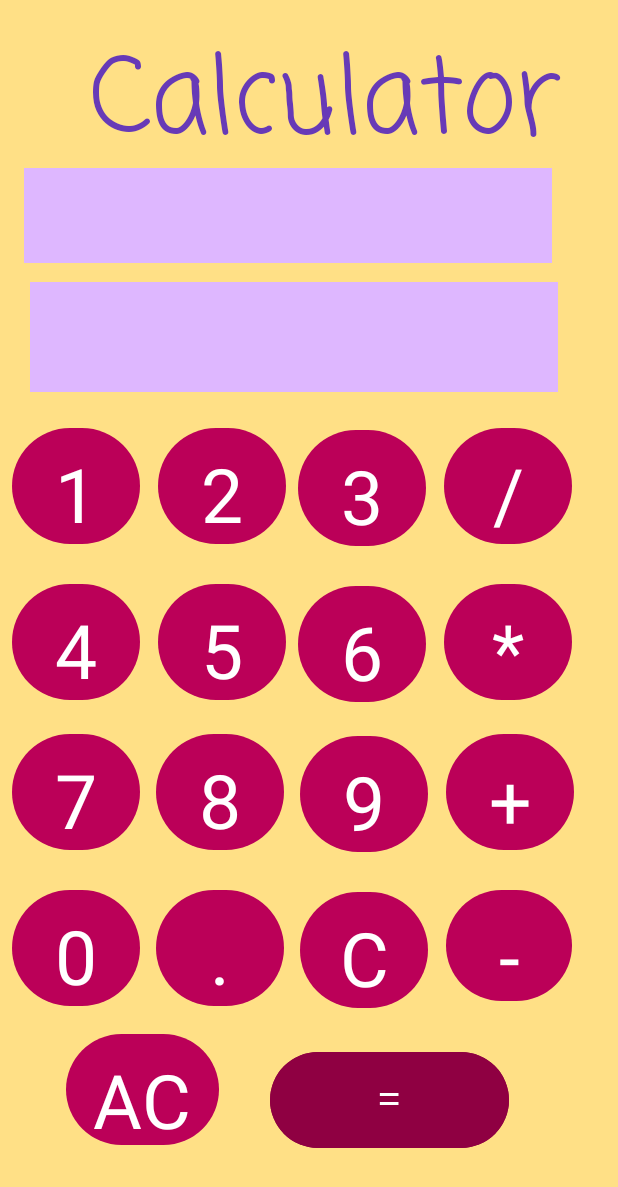
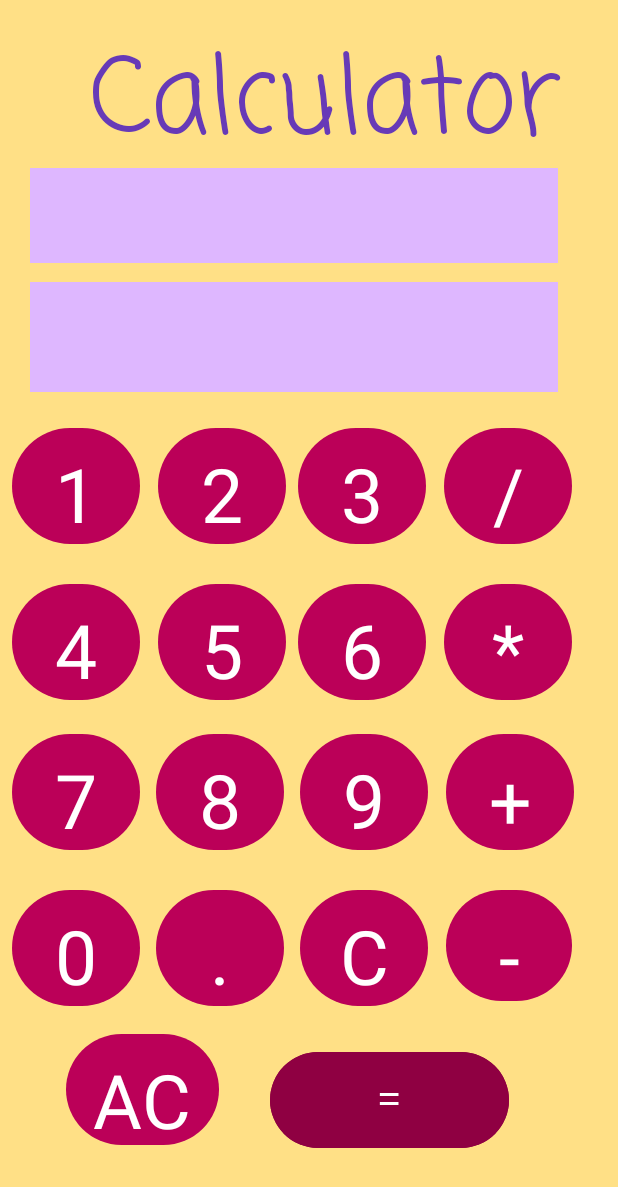
Before and after one commit to Nnethra13/CalculatorAppNattami, an Android app: the screen it shows after launch (MainActivity), on a phone screen of 412 x 824 dp. Shown: the top 1187 px of the screen. Run offline under Robolectric (Android 15) with nearby library versions, the phone set to English and light mode, and no system bars; Roboto replaces fonts that are not available here.

Commit message:
added all comments not added before

```diff
--- a/app/src/main/java/com/example/calculatorappnattami/MainActivity.java
+++ b/app/src/main/java/com/example/calculatorappnattami/MainActivity.java
@@ -13,13 +13,20 @@ import android.widget.TextView;
 
 public class MainActivity extends AppCompatActivity implements View.OnClickListener{
 
-    private TextView inputTV, resultTV;
+
+    // TextView variables
+
+    TextView inputTV, resultTV;
+
+    // private instance variables to save values taken from the user input then set equal to the answer also and displayed
     private String input = " ";
     private String output;
 
-    private Button button0, button1, button2, button3, button4, button5, button6, button7, button8, button9;
-    private Button addButton, subtractButton, multiplyButton, divideButton;
-    private Button clearButton, allClearButton, enterButton, decimalButton;
+
+    // all button variables
+    Button button0, button1, button2, button3, button4, button5, button6, button7, button8, button9;
+    Button addButton, subtractButton, multiplyButton, divideButton;
+    Button clearButton, allClearButton, enterButton, decimalButton;
 
     int numInput;
 
@@ -28,6 +35,7 @@ public class MainActivity extends AppCompatActivity implements View.OnClickListe
     protected void onCreate(Bundle savedInstanceState) {
         super.onCreate(savedInstanceState);
         setContentView(R.layout.activity_main);
+        // process everything in the onCreate by referring to the View being used in the app
         inputTV = findViewById(R.id.inputTextView);
         resultTV = findViewById(R.id.resultTextView);
         enterButton = findViewById(R.id.enterButton);
@@ -52,66 +60,104 @@ public class MainActivity extends AppCompatActivity implements View.OnClickListe
     }
 
 
-
+    // user can only use the buttons to calculate and not a keyboard as it is a textView not editText
+    /**
+     * the onClick method is called for each of the buttons and depending on the button,
+     * whatever the button does is implemented here - whether its to do a mathematical operation,
+     * clear the box, or get the answer (when hitting equals).
+     * @param v takes in the button that is clicked
+     */
     @Override
     public void onClick(View v){
         Button button = (Button) v;
+        // getting what button it is by getting the text on the button
         String buttonText = button.getText().toString();
 
+        // clear button
         if(buttonText.equals("C")){
             inputTV.setText("");
             input = "";
             output = "";
         }
+
+        // all clear button (clears the box above with the prior equation as well)
         else if(buttonText.equals("AC")){
             inputTV.setText("");
             resultTV.setText("");
             input = "";
             output = "";
         }
+
+        // equals button calls solve()
         else if(buttonText.equals("=")){
             solve();
         }
+
+        // addition button calls solve()
         else if(buttonText.equals("+")){
             solve();
             input+=" + ";
         }
+
+        // subtract button calls solve()
         else if(buttonText.equals("-")){
             solve();
             input+=" - ";
         }
+
+        // multiplication button calls solve()
         else if(buttonText.equals("*")){
             solve();
             input+=" * ";
         }
+
+        // division button calls solve()
         else if(buttonText.equals("/")){
             solve();
             input+=" / ";
         }
+
+        // for the number buttons the number is just displayed
         else{
             input += buttonText;
         }
 
+        // displays what buttons the user presses in the textView
         inputTV.setText(input);
 
     }
 
+
+    /**
+     * the solve function is used to solve mathematical operations (add, subtract, multiply, and divide)
+     * its called when one of the mathematical operations and the equals signed are clicked on
+     * so the expression can be solved and displayed in the resultTV with the answer and the inputTV with just the answer
+     */
+
     public void solve(){
+        // this first statement is for when the expression is using addition it splits
+        // the string into separate strings that are put into an array with just the numbers (as strings)
+        // then the strings are made into doubles using parseDouble and are added together.
+        // the answer and expression are displayed in the right boxes
         if(input.split("\\+").length == 2){
             // refreshed on split method
             String numbers[] = input.split("\\+");
             try{
                 double dNum = Double.parseDouble(numbers[0]) + Double.parseDouble(numbers[1]);
+                // exclamation error appears here for some reason
+                // but solves correctly
                 output = Double.toString(dNum);
                 resultTV.setText(input + " = " + output);
                 input = dNum + "";
                 inputTV.setText(input);
             }
+            // will catch an error and not break
             catch (Exception e){
                 resultTV.setError(e.getMessage().toString());
             }
         }
 
+        // same as addition but for subtraction
         if(input.split("\\-").length == 2) {
             String numbers[] = input.split("\\-");
             try {
@@ -126,6 +172,7 @@ public class MainActivity extends AppCompatActivity implements View.OnClickListe
             }
         }
 
+        // same as addition but for multiplication
         if(input.split("\\*").length == 2){
             String numbers[] = input.split("\\*");
             try{
@@ -140,6 +187,7 @@ public class MainActivity extends AppCompatActivity implements View.OnClickListe
             }
         }
 
+        // same as addition but for division
         if(input.split("\\/").length == 2){
             String numbers[] = input.split("\\/");
             try{
--- a/app/src/main/res/layout/activity_main.xml
+++ b/app/src/main/res/layout/activity_main.xml
@@ -7,25 +7,6 @@
     android:background="@color/md_theme_dark_onSurface"
     tools:context=".MainActivity">
 
-
-    <!--<EditText
-        android:id="@+id/inputEditNumberDecimal1"
-        android:layout_width="131dp"
-        android:layout_height="84dp"
-        android:layout_marginStart="40dp"
-        android:layout_marginTop="132dp"
-        android:background="@color/md_theme_dark_secondaryContainer"
-        android:backgroundTint="@color/md_theme_dark_secondary"
-        android:ems="10"
-        android:fontFamily="sans-serif-condensed-light"
-        android:gravity="right"
-        android:hint="input 1"
-        android:includeFontPadding="true"
-        android:inputType="numberDecimal"
-        android:textSize="48sp"
-        android:typeface="sans"
-        app:layout_constraintStart_toStartOf="parent"
-        app:layout_constraintTop_toTopOf="parent" /> -->
 
     <TextView
         android:id="@+id/inputTextView"
@@ -47,7 +28,7 @@
         android:id="@+id/resultTextView"
         android:layout_width="352dp"
         android:layout_height="63dp"
-        android:layout_marginStart="16dp"
+        android:layout_marginStart="20dp"
         android:layout_marginTop="112dp"
         android:background="@color/md_theme_dark_secondaryContainer"
         android:backgroundTint="@color/md_theme_dark_secondary"
@@ -84,12 +65,13 @@
         android:id="@+id/button3"
         style="@style/NattamiButtons"
         android:layout_marginStart="8dp"
+        android:layout_marginTop="20dp"
         android:onClick="onClick"
         android:text="3"
         app:layout_constraintBottom_toBottomOf="parent"
         app:layout_constraintStart_toEndOf="@+id/button2"
         app:layout_constraintTop_toBottomOf="@+id/inputTextView"
-        app:layout_constraintVertical_bias="0.044" />
+        app:layout_constraintVertical_bias="0.0" />
 
     <Button
         android:id="@+id/button4"
```
